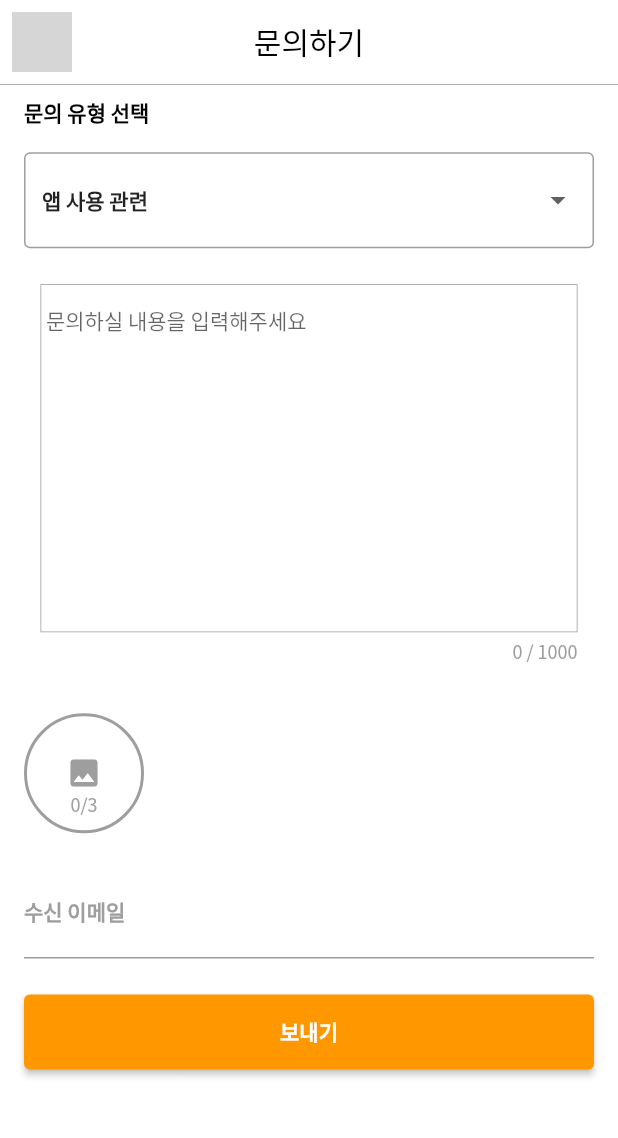
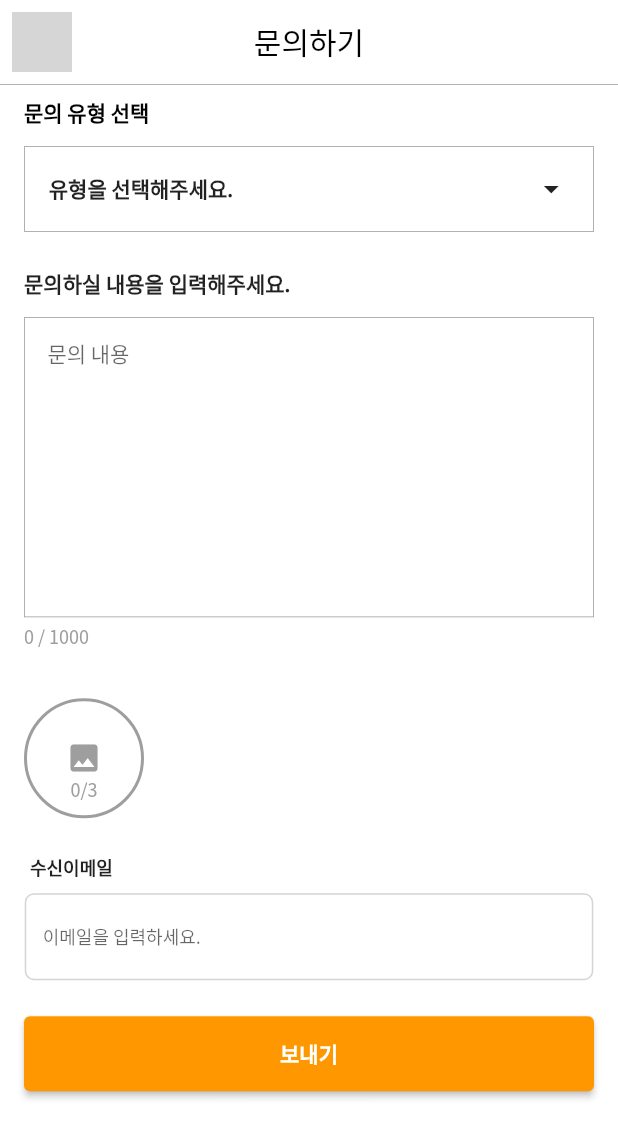
Before and after one commit to sunha12/refrigerator_recipe, a Flutter app: the ContactUsScreens screen opened directly, on a phone screen of 412 x 824 dp. Shown: the top 1138 px of the screen. Run offline on Flutter 3.47's test engine with Material 2 defaults, Android fonts, the phone set to English and light mode, and no system bars; our stand-ins replace device_info_plus, device_preview, flutter_svg, get, shared_preferences, table_calendar; missing offline and left inert: moment_dart; accounts and stored records are empty; project files that could hold a hidden picture were left out; grey boxes are pictures that could not be loaded.

Commit message:
23.12.14 jeongwoon update

```diff
--- a/lib/screens/settings_contact_us_screens.dart
+++ b/lib/screens/settings_contact_us_screens.dart
@@ -1,6 +1,7 @@
 import 'package:flutter/material.dart';
 import 'package:refrigerator_recipe_app/styles/theme.dart';
 import 'package:refrigerator_recipe_app/widgets/back_button_widgets.dart';
+import 'package:refrigerator_recipe_app/widgets/text_input_widgets.dart';
 
 class ContactUsScreens extends StatefulWidget {
   @override
@@ -8,9 +9,17 @@ class ContactUsScreens extends StatefulWidget {
 }
 
 class _ContactUsScreensState extends State<ContactUsScreens> {
-  String selectedType = '앱 사용 관련'; // 기본 선택값
+  String selectedType = '유형을 선택해주세요.';
   TextEditingController _inputController = TextEditingController();
   int _inputLength = 0;
+
+  final List<String> contactTypes = [
+    '앱 사용 관련',
+    '이벤트 관련',
+    '제휴 관련',
+    '오류 제보',
+    '기타 문의',
+  ];
 
   @override
   void initState() {
@@ -47,8 +56,7 @@ class _ContactUsScreensState extends State<ContactUsScreens> {
               ),
             ),
             Padding(
-              padding:
-                  const EdgeInsets.symmetric(horizontal: 16.0, vertical: 8.0),
+              padding: EdgeInsets.symmetric(horizontal: 16.0, vertical: 8.0),
               child: Align(
                 alignment: Alignment.centerLeft,
                 child: Text(
@@ -61,8 +69,8 @@ class _ContactUsScreensState extends State<ContactUsScreens> {
                 ),
               ),
             ),
-            buildContactTypeDropdown(),
-            buildInputField(' 문의하실 내용을 입력해주세요', 358, 232),
+            buildContactTypeListButton(),
+            buildInputField(' 문의 내용', 16.0, 8.0),
             buildImageUploader(),
             buildEmailInputField(),
             buildSendButton(),
@@ -72,63 +80,91 @@ class _ContactUsScreensState extends State<ContactUsScreens> {
     );
   }
 
-  Widget buildContactTypeDropdown() {
+  Widget buildContactTypeListButton() {
     return Padding(
-      padding: const EdgeInsets.symmetric(horizontal: 16.0, vertical: 8.0),
-      child: DropdownButtonFormField<String>(
-        value: selectedType,
-        items: [
-          '앱 사용 관련',
-          '이벤트 관련',
-          '제휴 관련',
-          '오류 제보',
-          '기타 문의',
-        ].map((String type) {
-          return DropdownMenuItem<String>(
-            value: type,
-            child: Text(
-              type,
+      padding: EdgeInsets.symmetric(horizontal: 16.0, vertical: 4.0),
+      child: InkWell(
+        onTap: () {
+          _showContactTypeList();
+        },
+        child: Container(
+          decoration: BoxDecoration(
+            border: Border.all(
+              color: AppTheme.gray_97,
+              width: 0.5,
+            ),
+          ),
+          padding: EdgeInsets.all(16.0),
+          child: Row(
+            mainAxisAlignment: MainAxisAlignment.spaceBetween,
+            children: [
+              Text(
+                selectedType,
                 style: TextStyle(
                   fontSize: 14.0,
                   fontWeight: FontWeight.bold,
                 ),
               ),
-          );
-        }).toList(),
-        onChanged: (String? value) {
-          setState(() {
-            selectedType = value ?? '앱 사용 관련';
-          });
-        },
-        decoration: InputDecoration(
-          border: OutlineInputBorder(
-            // 기본 테두리 색상 설정
-            borderSide: BorderSide(color: AppTheme.orange),
-          ),
-          focusedBorder: OutlineInputBorder(
-            // 포커스 시 테두리 색상 설정
-            borderSide: BorderSide(color: AppTheme.orange),
+              Icon(Icons.arrow_drop_down),
+            ],
           ),
         ),
       ),
     );
   }
 
-  Widget buildInputField(String hintText, double width, double height) {
+  void _showContactTypeList() {
+    showModalBottomSheet(
+      context: context,
+      builder: (BuildContext context) {
+        return Container(
+          child: ListView.builder(
+            itemCount: contactTypes.length,
+            itemBuilder: (context, index) {
+              final contactType = contactTypes[index];
+              return ListTile(
+                title: Text(contactType),
+                onTap: () {
+                  setState(() {
+                    selectedType = contactType;
+                  });
+                  Navigator.pop(context);
+                },
+              );
+            },
+          ),
+        );
+      },
+    );
+  }
+
+  Widget buildInputField(
+      String hintText, double horizontalPadding, double verticalPadding) {
     return Padding(
-      padding: const EdgeInsets.all(16.0),
+      padding: EdgeInsets.symmetric(
+          horizontal: horizontalPadding, vertical: verticalPadding),
       child: Column(
-        crossAxisAlignment: CrossAxisAlignment.end,
+        crossAxisAlignment: CrossAxisAlignment.start,
         children: [
+          SizedBox(height: 12.0),
+          Text(
+            '문의하실 내용을 입력해주세요.',
+            style: TextStyle(
+              fontSize: 14.0,
+              fontWeight: FontWeight.bold,
+            ),
+          ),
+          SizedBox(height: 12.0),
           Container(
-            width: width,
-            height: height,
+            width: double.infinity,
+            height: 200.0,
             decoration: BoxDecoration(
               border: Border.all(
                 color: AppTheme.gray_97,
                 width: 0.5,
               ),
             ),
+            padding: EdgeInsets.symmetric(horizontal: 12.0),
             child: TextFormField(
               controller: _inputController,
               maxLength: 1000,
@@ -147,13 +183,14 @@ class _ContactUsScreensState extends State<ContactUsScreens> {
           Padding(
             padding: const EdgeInsets.only(top: 4.0),
             child: Text(
-              '$_inputLength / 1000', // 입력 글자 수 표시
+              '$_inputLength / 1000',
               style: TextStyle(
                 fontSize: 12.0,
                 color: Colors.grey,
               ),
             ),
           ),
+          SizedBox(height: 8.0),
         ],
       ),
     );
@@ -182,14 +219,14 @@ class _ContactUsScreensState extends State<ContactUsScreens> {
               alignment: Alignment.center,
               children: [
                 Icon(
-                  Icons.image, // 이미지 아이콘
+                  Icons.image,
                   size: 24.0,
                   color: Colors.grey,
                 ),
                 Positioned(
                   bottom: 8.0,
                   child: Text(
-                    '0/3', // 업로드된 이미지 수/최대 이미지 수
+                    '0/3',
                     style: TextStyle(
                       fontSize: 12.0,
                       color: Colors.grey,
@@ -206,30 +243,33 @@ class _ContactUsScreensState extends State<ContactUsScreens> {
 
   Widget buildEmailInputField() {
     return Padding(
-      padding: const EdgeInsets.symmetric(horizontal: 16.0, vertical: 8.0),
-      child: TextFormField(
-        decoration: InputDecoration(
-          labelText: '수신 이메일',
-          labelStyle: TextStyle(
-            fontSize: 14.0,
+      padding: EdgeInsets.only(bottom: 8.0),
+      child: Column(
+        crossAxisAlignment: CrossAxisAlignment.start,
+        children: [
+          Padding(
+            padding: EdgeInsets.symmetric(vertical: 8.0, horizontal: 20.0),
+            child: Text(
+              '수신이메일',
+              style: TextStyle(
+                fontSize: 12,
                 fontWeight: FontWeight.bold,
-            color: Colors.grey, // 기본 레이블 색상
               ),
-          focusedBorder: OutlineInputBorder(
-            borderSide: BorderSide(color: Colors.orange), // 포커스 시 테두리 색상
             ),
-          focusColor: Colors.orange, // 포커스 시 레이블 색상
           ),
-        style: TextStyle(
-          fontSize: 14.0,
+          LongTextInputFildWidgets(
+            hintText: '이메일을 입력하세요.',
+            onChanged: (value) {},
+            inText: '',
           ),
+        ],
       ),
     );
   }
 
   Widget buildSendButton() {
     return Padding(
-      padding: const EdgeInsets.symmetric(horizontal: 16.0, vertical: 16.0),
+      padding: EdgeInsets.symmetric(horizontal: 16.0, vertical: 16.0),
       child: ElevatedButton(
         onPressed: () {
           // 보내기 버튼 클릭 시 처리 로직 추가
@@ -244,7 +284,7 @@ class _ContactUsScreensState extends State<ContactUsScreens> {
         ),
         style: ElevatedButton.styleFrom(
           backgroundColor: Colors.orange,
-          minimumSize: Size(double.infinity, 50.0), // 버튼 크기 설정
+          minimumSize: Size(double.infinity, 50.0),
         ),
       ),
     );
--- a/lib/screens/settings_help_screens.dart
+++ b/lib/screens/settings_help_screens.dart
@@ -12,7 +12,7 @@ class HelpScreens extends StatelessWidget {
       question: '[레시피] 레시피 등록이 안돼요',
       answer: '내용을 추가하세요 내용을 추가하세요 내용을 추가하세요 내용을 추가하세요 내용을 추가하세요 ',
     ),
-    // 다른 질문과 답변 항목 추가 가능
+    // 다른 질문과 답변 항목 추가
   ];
 
   @override
--- a/lib/widgets/mypage_widgets.dart
+++ b/lib/widgets/mypage_widgets.dart
@@ -19,7 +19,6 @@ class MypageWidget extends StatelessWidget {
           onTap: () {
             Navigator.of(context).push(
               MaterialPageRoute(
-                  //예시 데이터 삽입
                   builder: (context) => RecentlyRecipeViewScreens()),
             );
           },
@@ -30,9 +29,7 @@ class MypageWidget extends StatelessWidget {
           label: "스크랩",
           onTap: () {
             Navigator.of(context).push(
-              MaterialPageRoute(
-                  //예시 데이터 삽입
-                  builder: (context) => ScrepRecipeScreens()),
+              MaterialPageRoute(builder: (context) => ScrepRecipeScreens()),
             );
           },
         ),
```
Also changed, not shown: lib/screens/recently_viewed_recipes.dart (deleted, +0 -17 lines), lib/screens/settings_notification_settings_screens.dart (+11 -6 lines), lib/screens/settings_profile_edit_screens.dart (+29 -21 lines), lib/screens/settings_withdrawal_screens.dart (+40 -48 lines). Lines whose indentation alone changed are shown as unchanged.
